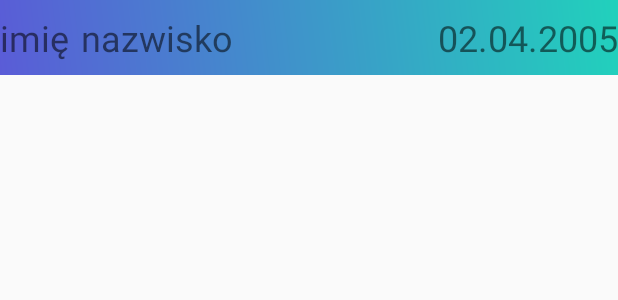
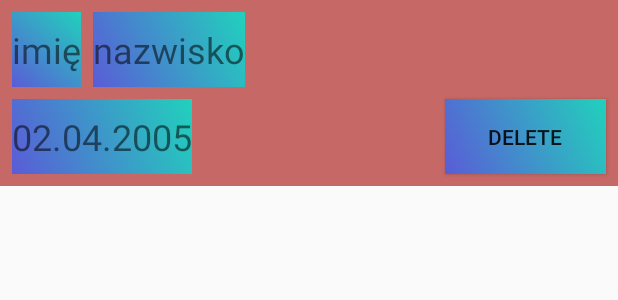
Before and after one commit to Pyt123/jakassmiesznaaplikacjalistview, an Android app: the layout row.xml on its own in the app's theme, with its tools: preview values and no code run, on a phone screen of 412 x 824 dp. Shown: the top 300 px of the screen. Run offline under Robolectric (Android 15) with nearby library versions, the phone set to English and light mode, and no system bars.

Commit message:
no prawie

```diff
--- a/app/src/main/res/drawable/ll_to_gr_gradient.xml
+++ b/app/src/main/res/drawable/ll_to_gr_gradient.xml
@@ -2,7 +2,7 @@
 <shape xmlns:android="http://schemas.android.com/apk/res/android" android:shape="rectangle" >
     <gradient
         android:angle="45"
-        android:centerX="35%"
+        android:centerX="50%"
         android:startColor="#5a5cd7"
         android:endColor="#21D1BC"
         android:type="linear"
--- a/app/src/main/res/layout/row.xml
+++ b/app/src/main/res/layout/row.xml
@@ -2,18 +2,21 @@
 <android.support.constraint.ConstraintLayout
     xmlns:android="http://schemas.android.com/apk/res/android"
     xmlns:app="http://schemas.android.com/apk/res-auto"
+    xmlns:tools="http://schemas.android.com/tools"
     android:layout_width="match_parent"
     android:layout_height="wrap_content"
-    android:background="@drawable/ll_to_gr_gradient">
+    android:background="@color/pompeian_pink">
 
     <TextView
         android:id="@+id/name"
         android:layout_width="wrap_content"
         android:layout_height="50dp"
+        android:layout_marginStart="8dp"
+        android:layout_marginTop="8dp"
+        android:background="@drawable/ll_to_gr_gradient"
         android:gravity="center"
         android:text="imię"
         android:textSize="24sp"
-        app:layout_constraintBottom_toBottomOf="parent"
         app:layout_constraintStart_toStartOf="parent"
         app:layout_constraintTop_toTopOf="parent" />
 
@@ -22,22 +25,38 @@
         android:layout_width="wrap_content"
         android:layout_height="50dp"
         android:layout_marginStart="8dp"
+        android:layout_marginTop="8dp"
+        android:background="@drawable/ll_to_gr_gradient"
         android:gravity="center"
         android:text="nazwisko"
         android:textSize="24sp"
-        app:layout_constraintBottom_toBottomOf="parent"
         app:layout_constraintStart_toEndOf="@+id/name"
-        app:layout_constraintTop_toTopOf="parent"
-        app:layout_constraintVertical_bias="1.0" />
+        app:layout_constraintTop_toTopOf="parent" />
 
     <TextView
         android:id="@+id/date_input"
         android:layout_width="wrap_content"
         android:layout_height="50dp"
+        android:layout_marginBottom="8dp"
+        android:layout_marginTop="8dp"
         android:gravity="center"
         android:text="02.04.2005"
         android:textSize="24sp"
+        app:layout_constraintBottom_toBottomOf="parent"
+        app:layout_constraintStart_toStartOf="@+id/name"
+        app:layout_constraintTop_toBottomOf="@+id/name"
+        android:background="@drawable/ll_to_gr_gradient" />
+
+    <Button
+        android:id="@+id/delete_button"
+        android:layout_width="107dp"
+        android:layout_height="50dp"
+        android:layout_marginBottom="8dp"
+        android:layout_marginEnd="8dp"
+        android:text="Delete"
+        app:layout_constraintBottom_toBottomOf="parent"
         app:layout_constraintEnd_toEndOf="parent"
-        app:layout_constraintTop_toTopOf="parent" />
+        android:background="@drawable/ll_to_gr_gradient"
+        android:layout_marginRight="8dp" />
 
 </android.support.constraint.ConstraintLayout>
--- a/app/src/main/res/values/colors.xml
+++ b/app/src/main/res/values/colors.xml
@@ -3,4 +3,5 @@
     <color name="colorPrimary">#3F51B5</color>
     <color name="colorPrimaryDark">#303F9F</color>
     <color name="colorAccent">#FF4081</color>
+    <color name="pompeian_pink">#C66866</color>
 </resources>
```
Also changed, not shown: app/src/main/java/com/example/dawid/jakassmiesznaaplikacjalistview/AddingItemActivity.java (+10 -7 lines), app/src/main/java/com/example/dawid/jakassmiesznaaplikacjalistview/MainActivity.java (+21 -16 lines), app/src/main/java/com/example/dawid/jakassmiesznaaplikacjalistview/PersonAdapter.java (+14 -1 lines), app/src/main/res/menu/menu_adding_item.xml (+1 -6 lines).
